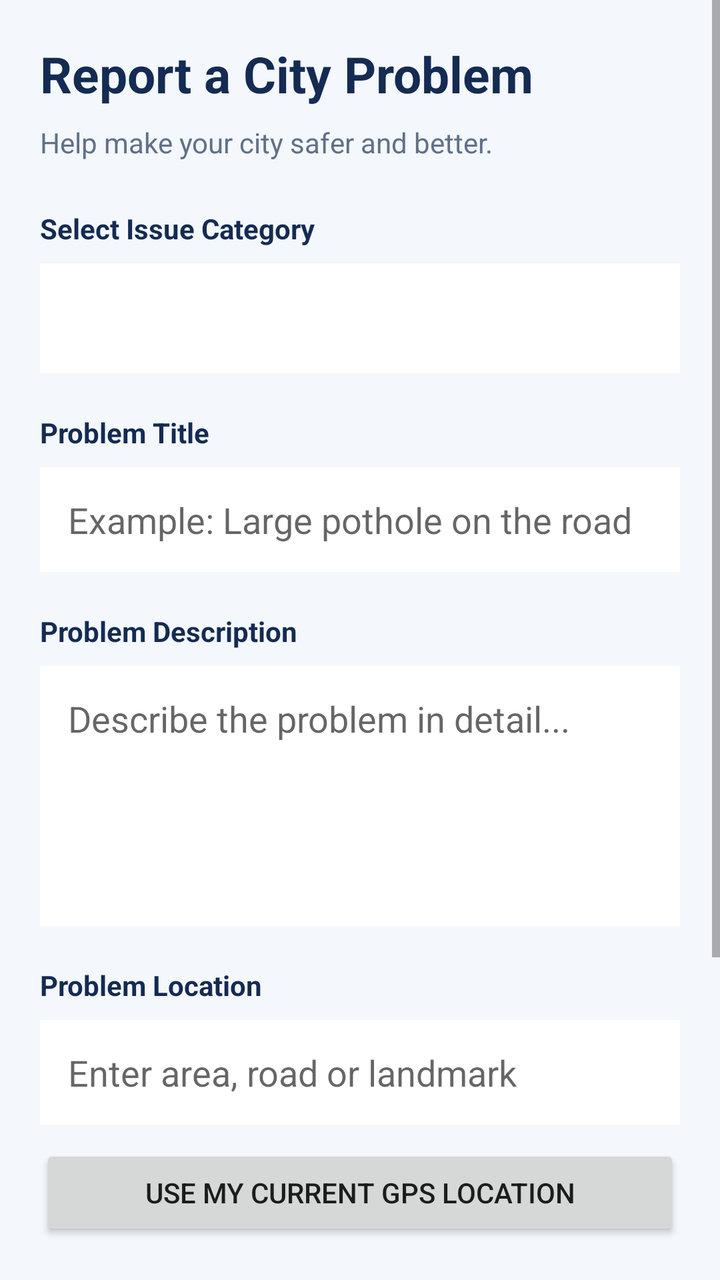
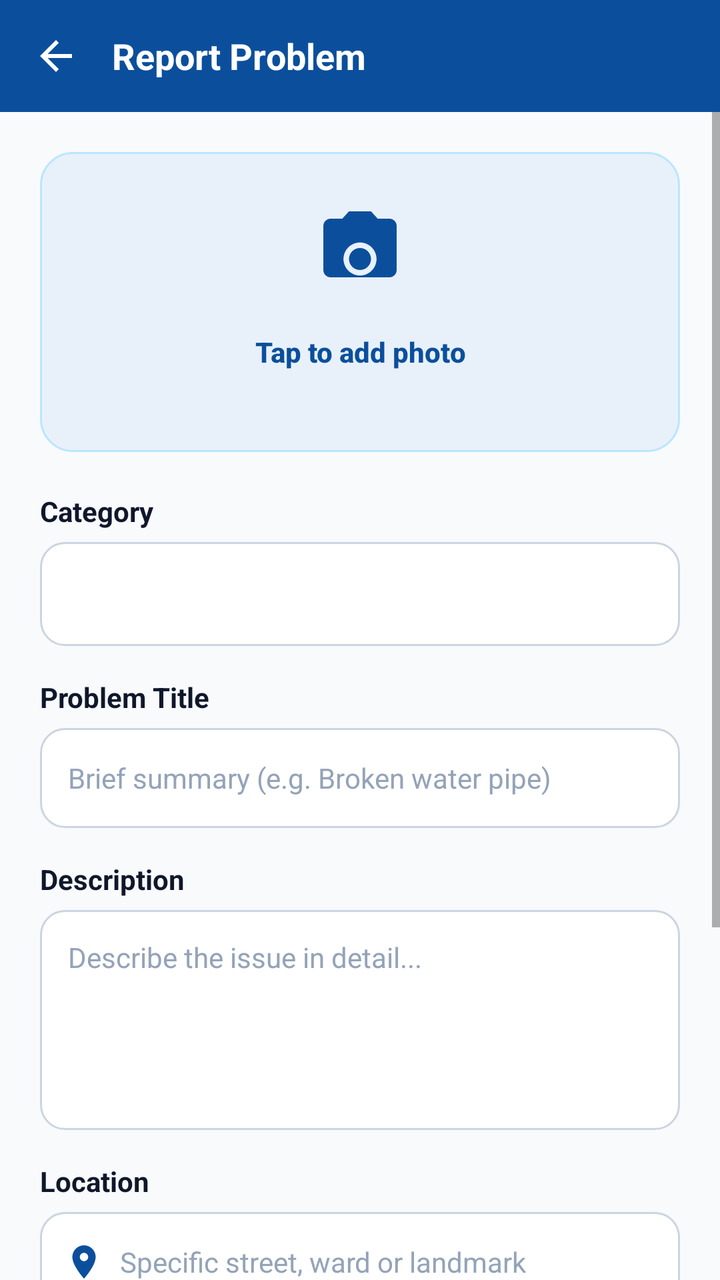

Two renders of the same Android screen: before a commit and after it. Below are the layout's source before the change and the commit's diff.
<!-- AndroidManifest.xml: application theme Theme.SPONDON -->
<!-- res/layout/activity_report_issue.xml -->
<?xml version="1.0" encoding="utf-8"?>
<ScrollView xmlns:android="http://schemas.android.com/apk/res/android"
    android:layout_width="match_parent"
    android:layout_height="match_parent"
    android:background="#F4F7FC"
    android:fillViewport="true">

    <LinearLayout
        android:layout_width="match_parent"
        android:layout_height="wrap_content"
        android:orientation="vertical"
        android:padding="20dp">

        <TextView
            android:layout_width="wrap_content"
            android:layout_height="wrap_content"
            android:text="@string/report_screen_title"
            android:textColor="#142B52"
            android:textSize="25sp"
            android:textStyle="bold" />

        <TextView
            android:layout_width="wrap_content"
            android:layout_height="wrap_content"
            android:layout_marginTop="8dp"
            android:text="@string/report_screen_subtitle"
            android:textColor="#607087"
            android:textSize="14sp" />

        <TextView
            android:layout_width="wrap_content"
            android:layout_height="wrap_content"
            android:layout_marginTop="24dp"
            android:text="@string/issue_category"
            android:textColor="#142B52"
            android:textStyle="bold" />

        <Spinner
            android:id="@+id/spIssueCategory"
            android:layout_width="match_parent"
            android:layout_height="55dp"
            android:layout_marginTop="8dp"
            android:background="#FFFFFF"
            android:padding="8dp" />

        <TextView
            android:layout_width="wrap_content"
            android:layout_height="wrap_content"
            android:layout_marginTop="20dp"
            android:text="@string/problem_title"
            android:textColor="#142B52"
            android:textStyle="bold" />

        <EditText
            android:id="@+id/etIssueTitle"
            android:layout_width="match_parent"
            android:layout_height="wrap_content"
            android:layout_marginTop="8dp"
            android:background="#FFFFFF"
            android:hint="@string/issue_title_hint"
            android:inputType="textCapSentences"
            android:padding="14dp" />

        <TextView
            android:layout_width="wrap_content"
            android:layout_height="wrap_content"
            android:layout_marginTop="20dp"
            android:text="@string/problem_description"
            android:textColor="#142B52"
            android:textStyle="bold" />

        <EditText
            android:id="@+id/etIssueDescription"
            android:layout_width="match_parent"
            android:layout_height="130dp"
            android:layout_marginTop="8dp"
            android:background="#FFFFFF"
            android:gravity="top"
            android:hint="@string/issue_description_hint"
            android:inputType="textMultiLine|textCapSentences"
            android:padding="14dp" />

        <TextView
            android:layout_width="wrap_content"
            android:layout_height="wrap_content"
            android:layout_marginTop="20dp"
            android:text="@string/issue_location"
            android:textColor="#142B52"
            android:textStyle="bold" />

        <EditText
            android:id="@+id/etIssueLocation"
            android:layout_width="match_parent"
            android:layout_height="wrap_content"
            android:layout_marginTop="8dp"
            android:background="#FFFFFF"
            android:hint="@string/issue_location_hint"
            android:inputType="textCapSentences"
            android:padding="14dp" />

        <Button
            android:id="@+id/btnGetCurrentLocation"
            android:layout_width="match_parent"
            android:layout_height="wrap_content"
            android:layout_marginTop="10dp"
            android:text="Use My Current GPS Location" />

        <TextView
            android:id="@+id/tvLocationCoordinates"
            android:layout_width="match_parent"
            android:layout_height="wrap_content"
            android:layout_marginTop="8dp"
            android:padding="8dp"
            android:text="GPS coordinates not selected"
            android:textColor="#607087"
            android:textSize="13sp" />

        <TextView
            android:layout_width="match_parent"
            android:layout_height="wrap_content"
            android:layout_marginTop="20dp"
            android:text="Attach Problem Photo"
            android:textColor="#142B52"
            android:textSize="16sp"
            android:textStyle="bold" />

        <Button
            android:id="@+id/btnChooseImage"
            android:layout_width="match_parent"
            android:layout_height="wrap_content"
            android:layout_marginTop="8dp"
            android:text="Choose Photo from Gallery" />

        <ImageView
            android:id="@+id/ivReportPreview"
            android:layout_width="match_parent"
            android:layout_height="200dp"
            android:layout_marginTop="12dp"
            android:scaleType="centerCrop"
            android:visibility="gone"
            android:contentDescription="Selected problem photo" />

        <Button
            android:id="@+id/btnSubmitReport"
            android:layout_width="match_parent"
            android:layout_height="wrap_content"
            android:layout_marginTop="28dp"
            android:text="@string/submit_report" />

    </LinearLayout>
</ScrollView>
<!-- resources referenced by this layout -->
<resources>
  <string name="issue_category">Select Issue Category</string>
  <string name="issue_description_hint">Describe the problem in detail...</string>
  <string name="issue_location">Problem Location</string>
  <string name="issue_location_hint">Enter area, road or landmark</string>
  <string name="issue_title_hint">Example: Large pothole on the road</string>
  <string name="problem_description">Problem Description</string>
  <string name="problem_title">Problem Title</string>
  <string name="report_screen_subtitle">Help make your city safer and better.</string>
  <string name="report_screen_title">Report a City Problem</string>
  <string name="submit_report">Submit Report</string>
  <style name="Theme.SPONDON" parent="Theme.AppCompat.Light.DarkActionBar">
          
          <item name="colorPrimary">@color/purple_500</item>
          <item name="colorPrimaryDark">@color/purple_700</item>
          <item name="colorAccent">@color/teal_200</item>
          
      </style>
  <color name="purple_500">#FF6200EE</color>
  <color name="purple_700">#FF3700B3</color>
  <color name="teal_200">#FF03DAC5</color>
</resources>

<!-- the commit's change to res/layout/activity_report_issue.xml (unified diff, before → after) -->
@@ -1,151 +1,253 @@
 <?xml version="1.0" encoding="utf-8"?>
-<ScrollView xmlns:android="http://schemas.android.com/apk/res/android"
+<RelativeLayout xmlns:android="http://schemas.android.com/apk/res/android"
     android:layout_width="match_parent"
     android:layout_height="match_parent"
-    android:background="#F4F7FC"
-    android:fillViewport="true">
-
+    android:background="@color/surface_background">
+
+    
     <LinearLayout
+        android:id="@+id/layoutReportHeader"
         android:layout_width="match_parent"
-        android:layout_height="wrap_content"
-        android:orientation="vertical"
-        android:padding="20dp">
+        android:layout_height="56dp"
+        android:layout_alignParentTop="true"
+        android:background="@color/primary_blue"
+        android:gravity="center_vertical"
+        android:orientation="horizontal"
+        android:paddingStart="16dp"
+        android:paddingEnd="16dp">
+
+        <ImageView
+            android:id="@+id/btnBackReport"
+            android:layout_width="24dp"
+            android:layout_height="24dp"
+            android:contentDescription="Back"
+            android:src="@drawable/ic_arrow_back_white" />
 
         <TextView
-            android:layout_width="wrap_content"
+            android:layout_width="0dp"
             android:layout_height="wrap_content"
-            android:text="@string/report_screen_title"
-            android:textColor="#142B52"
-            android:textSize="25sp"
+            android:layout_marginStart="16dp"
+            android:layout_weight="1"
+            android:text="Report Problem"
+            android:textColor="#FFFFFF"
+            android:textSize="18sp"
             android:textStyle="bold" />
-
-        <TextView
-            android:layout_width="wrap_content"
-            android:layout_height="wrap_content"
-            android:layout_marginTop="8dp"
-            android:text="@string/report_screen_subtitle"
-            android:textColor="#607087"
-            android:textSize="14sp" />
-
-        <TextView
-            android:layout_width="wrap_content"
-            android:layout_height="wrap_content"
-            android:layout_marginTop="24dp"
-            android:text="@string/issue_category"
-            android:textColor="#142B52"
-            android:textStyle="bold" />
-
-        <Spinner
-            android:id="@+id/spIssueCategory"
-            android:layout_width="match_parent"
-            android:layout_height="55dp"
-            android:layout_marginTop="8dp"
-            android:background="#FFFFFF"
-            android:padding="8dp" />
-
-        <TextView
-            android:layout_width="wrap_content"
-            android:layout_height="wrap_content"
-            android:layout_marginTop="20dp"
-            android:text="@string/problem_title"
-            android:textColor="#142B52"
-            android:textStyle="bold" />
-
-        <EditText
-            android:id="@+id/etIssueTitle"
+    </LinearLayout>
+
+    <ScrollView
+        android:layout_width="match_parent"
+        android:layout_height="match_parent"
+        android:layout_below="@id/layoutReportHeader"
+        android:fillViewport="true">
+
+        <LinearLayout
             android:layout_width="match_parent"
             android:layout_height="wrap_content"
-            android:layout_marginTop="8dp"
-            android:background="#FFFFFF"
-            android:hint="@string/issue_title_hint"
-            android:inputType="textCapSentences"
-            android:padding="14dp" />
-
-        <TextView
-            android:layout_width="wrap_content"
-            android:layout_height="wrap_content"
-            android:layout_marginTop="20dp"
-            android:text="@string/problem_description"
-            android:textColor="#142B52"
-            android:textStyle="bold" />
-
-        <EditText
-            android:id="@+id/etIssueDescription"
-            android:layout_width="match_parent"
-            android:layout_height="130dp"
-            android:layout_marginTop="8dp"
-            android:background="#FFFFFF"
-            android:gravity="top"
-            android:hint="@string/issue_description_hint"
-            android:inputType="textMultiLine|textCapSentences"
-            android:padding="14dp" />
-
-        <TextView
-            android:layout_width="wrap_content"
-            android:layout_height="wrap_content"
-            android:layout_marginTop="20dp"
-            android:text="@string/issue_location"
-            android:textColor="#142B52"
-            android:textStyle="bold" />
-
-        <EditText
-            android:id="@+id/etIssueLocation"
-            android:layout_width="match_parent"
-            android:layout_height="wrap_content"
-            android:layout_marginTop="8dp"
-            android:background="#FFFFFF"
-            android:hint="@string/issue_location_hint"
-            android:inputType="textCapSentences"
-            android:padding="14dp" />
-
-        <Button
-            android:id="@+id/btnGetCurrentLocation"
-            android:layout_width="match_parent"
-            android:layout_height="wrap_content"
-            android:layout_marginTop="10dp"
-            android:text="Use My Current GPS Location" />
-
-        <TextView
-            android:id="@+id/tvLocationCoordinates"
-            android:layout_width="match_parent"
-            android:layout_height="wrap_content"
-            android:layout_marginTop="8dp"
-            android:padding="8dp"
-            android:text="GPS coordinates not selected"
-            android:textColor="#607087"
-            android:textSize="13sp" />
-
-        <TextView
-            android:layout_width="match_parent"
-            android:layout_height="wrap_content"
-            android:layout_marginTop="20dp"
-            android:text="Attach Problem Photo"
-            android:textColor="#142B52"
-            android:textSize="16sp"
-            android:textStyle="bold" />
-
-        <Button
-            android:id="@+id/btnChooseImage"
-            android:layout_width="match_parent"
-            android:layout_height="wrap_content"
-            android:layout_marginTop="8dp"
-            android:text="Choose Photo from Gallery" />
-
-        <ImageView
-            android:id="@+id/ivReportPreview"
-            android:layout_width="match_parent"
-            android:layout_height="200dp"
-            android:layout_marginTop="12dp"
-            android:scaleType="centerCrop"
-            android:visibility="gone"
-            android:contentDescription="Selected problem photo" />
-
-        <Button
-            android:id="@+id/btnSubmitReport"
-            android:layout_width="match_parent"
-            android:layout_height="wrap_content"
-            android:layout_marginTop="28dp"
-            android:text="@string/submit_report" />
-
-    </LinearLayout>
-</ScrollView>
+            android:orientation="vertical"
+            android:padding="20dp">
+
+            
+            <LinearLayout
+                android:id="@+id/cardPhotoUpload"
+                android:layout_width="match_parent"
+                android:layout_height="150dp"
+                android:background="@drawable/bg_card_soft_blue"
+                android:clickable="true"
+                android:focusable="true"
+                android:gravity="center"
+                android:orientation="vertical"
+                android:padding="16dp">
+
+                <ImageView
+                    android:id="@+id/ivCameraIcon"
+                    android:layout_width="44dp"
+                    android:layout_height="44dp"
+                    android:contentDescription="Camera"
+                    android:src="@drawable/ic_camera_blue" />
+
+                <Button
+                    android:id="@+id/btnChooseImage"
+                    android:layout_width="wrap_content"
+                    android:layout_height="wrap_content"
+                    android:layout_marginTop="6dp"
+                    android:background="@null"
+                    android:text="Tap to add photo"
+                    android:textAllCaps="false"
+                    android:textColor="@color/primary_blue"
+                    android:textSize="14sp"
+                    android:textStyle="bold" />
+
+                
+                <ImageView
+                    android:id="@+id/ivReportPreview"
+                    android:layout_width="match_parent"
+                    android:layout_height="match_parent"
+                    android:contentDescription="Photo Preview"
+                    android:scaleType="centerCrop"
+                    android:visibility="gone" />
+            </LinearLayout>
+
+            
+            <TextView
+                android:layout_width="wrap_content"
+                android:layout_height="wrap_content"
+                android:layout_marginTop="20dp"
+                android:text="Category"
+                android:textColor="@color/text_primary"
+                android:textSize="14sp"
+                android:textStyle="bold" />
+
+            <LinearLayout
+                android:layout_width="match_parent"
+                android:layout_height="52dp"
+                android:layout_marginTop="6dp"
+                android:background="@drawable/bg_edit_text"
+                android:gravity="center_vertical"
+                android:orientation="horizontal"
+                android:paddingStart="8dp"
+                android:paddingEnd="12dp">
+
+                <Spinner
+                    android:id="@+id/spIssueCategory"
+                    android:layout_width="match_parent"
+                    android:layout_height="match_parent"
+                    android:background="@null" />
+            </LinearLayout>
+
+            
+            <TextView
+                android:layout_width="wrap_content"
+                android:layout_height="wrap_content"
+                android:layout_marginTop="16dp"
+                android:text="Problem Title"
+                android:textColor="@color/text_primary"
+                android:textSize="14sp"
+                android:textStyle="bold" />
+
+            <EditText
+                android:id="@+id/etIssueTitle"
+                android:layout_width="match_parent"
+                android:layout_height="50dp"
+                android:layout_marginTop="6dp"
+                android:background="@drawable/bg_edit_text"
+                android:hint="Brief summary (e.g. Broken water pipe)"
+                android:inputType="textCapSentences"
+                android:paddingStart="14dp"
+                android:paddingEnd="14dp"
+                android:textColor="@color/text_primary"
+                android:textColorHint="@color/text_muted"
+                android:textSize="14sp" />
+
+            
+            <TextView
+                android:layout_width="wrap_content"
+                android:layout_height="wrap_content"
+                android:layout_marginTop="16dp"
+                android:text="Description"
+                android:textColor="@color/text_primary"
+                android:textSize="14sp"
+                android:textStyle="bold" />
+
+            <EditText
+                android:id="@+id/etIssueDescription"
+                android:layout_width="match_parent"
+                android:layout_height="110dp"
+                android:layout_marginTop="6dp"
+                android:background="@drawable/bg_edit_text"
+                android:gravity="top|start"
+                android:hint="Describe the issue in detail..."
+                android:inputType="textMultiLine|textCapSentences"
+                android:padding="14dp"
+                android:textColor="@color/text_primary"
+                android:textColorHint="@color/text_muted"
+                android:textSize="14sp" />
+
+            
+            <TextView
+                android:layout_width="wrap_content"
+                android:layout_height="wrap_content"
+                android:layout_marginTop="16dp"
+                android:text="Location"
+                android:textColor="@color/text_primary"
+                android:textSize="14sp"
+                android:textStyle="bold" />
+
+            <LinearLayout
+                android:layout_width="match_parent"
+                android:layout_height="50dp"
+                android:layout_marginTop="6dp"
+                android:background="@drawable/bg_edit_text"
+                android:gravity="center_vertical"
+                android:orientation="horizontal"
+                android:paddingStart="12dp"
+                android:paddingEnd="8dp">
+
+                <ImageView
+                    android:layout_width="20dp"
+                    android:layout_height="20dp"
+                    android:contentDescription="Location Pin"
+                    android:src="@drawable/ic_location_pin_blue" />
+
+                <EditText
+                    android:id="@+id/etIssueLocation"
+                    android:layout_width="0dp"
+                    android:layout_height="match_parent"
+                    android:layout_marginStart="8dp"
+                    android:layout_weight="1"
+                    android:background="@null"
+                    android:hint="Specific street, ward or landmark"
+                    android:inputType="textCapSentences"
+                    android:textColor="@color/text_primary"
+                    android:textColorHint="@color/text_muted"
+                    android:textSize="14sp" />
+            </LinearLayout>
+
+            
+            <Button
+                android:id="@+id/btnGetCurrentLocation"
+                android:layout_width="match_parent"
+                android:layout_height="44dp"
+                android:layout_marginTop="8dp"
+                android:background="@drawable/bg_button_secondary"
+                android:text="📍  Use Current Location"
+                android:textAllCaps="false"
+                android:textColor="@color/primary_blue"
+                android:textSize="13sp"
+                android:textStyle="bold" />
+
+            <TextView
+                android:id="@+id/tvLocationCoordinates"
+                android:layout_width="match_parent"
+                android:layout_height="wrap_content"
+                android:layout_marginTop="4dp"
+                android:gravity="center"
+                android:text="GPS coordinates not selected"
+                android:textColor="@color/text_secondary"
+                android:textSize="12sp" />
+
+            
+            <Button
+                android:id="@+id/btnSubmitReport"
+                android:layout_width="match_parent"
+                android:layout_height="52dp"
+                android:layout_marginTop="22dp"
+                android:background="@drawable/bg_button_primary"
+                android:text="Submit Report"
+                android:textAllCaps="false"
+                android:textColor="#FFFFFF"
+                android:textSize="16sp"
+                android:textStyle="bold" />
+
+            
+            <ImageView
+                android:layout_width="match_parent"
+                android:layout_height="50dp"
+                android:layout_marginTop="20dp"
+                android:contentDescription="Skyline"
+                android:scaleType="fitXY"
+                android:src="@drawable/bg_city_skyline_vector" />
+
+        </LinearLayout>
+    </ScrollView>
+
+</RelativeLayout>
<!-- resource entries referenced after the edit -->
@@ -1,24 +1,117 @@
 <!-- resources referenced by this layout -->
 <resources>
-  <string name="issue_category">Select Issue Category</string>
-  <string name="issue_description_hint">Describe the problem in detail...</string>
-  <string name="issue_location">Problem Location</string>
-  <string name="issue_location_hint">Enter area, road or landmark</string>
-  <string name="issue_title_hint">Example: Large pothole on the road</string>
-  <string name="problem_description">Problem Description</string>
-  <string name="problem_title">Problem Title</string>
-  <string name="report_screen_subtitle">Help make your city safer and better.</string>
-  <string name="report_screen_title">Report a City Problem</string>
-  <string name="submit_report">Submit Report</string>
-  <style name="Theme.SPONDON" parent="Theme.AppCompat.Light.DarkActionBar">
+  <color name="primary_blue">#0B4F9C</color>
+  <color name="surface_background">#F8FAFC</color>
+  <color name="text_muted">#94A3B8</color>
+  <color name="text_primary">#0F172A</color>
+  <color name="text_secondary">#475569</color>
+  <!-- drawable bg_button_primary (drawable) -->
+  <?xml version="1.0" encoding="utf-8"?>
+  <ripple xmlns:android="http://schemas.android.com/apk/res/android"
+      android:color="#33FFFFFF">
+      <item>
+          <shape android:shape="rectangle">
+              <solid android:color="@color/primary_blue" />
+              <corners android:radius="14dp" />
+          </shape>
+      </item>
+  </ripple>
+  <!-- drawable bg_button_secondary (drawable) -->
+  <?xml version="1.0" encoding="utf-8"?>
+  <ripple xmlns:android="http://schemas.android.com/apk/res/android"
+      android:color="#1A0B4F9C">
+      <item>
+          <shape android:shape="rectangle">
+              <solid android:color="#F1F5F9" />
+              <stroke android:width="1dp" android:color="#CBD5E1" />
+              <corners android:radius="14dp" />
+          </shape>
+      </item>
+  </ripple>
+  <!-- drawable bg_card_soft_blue (drawable) -->
+  <?xml version="1.0" encoding="utf-8"?>
+  <shape xmlns:android="http://schemas.android.com/apk/res/android"
+      android:shape="rectangle">
+      <solid android:color="@color/primary_blue_light" />
+      <stroke android:width="1dp" android:color="#BAE6FD" />
+      <corners android:radius="16dp" />
+  </shape>
+  <!-- drawable bg_city_skyline_vector (drawable) -->
+  <vector xmlns:android="http://schemas.android.com/apk/res/android"
+      android:width="360dp"
+      android:height="60dp"
+      android:viewportWidth="360"
+      android:viewportHeight="60">
+      
+      <path
+          android:fillColor="#E0F2FE"
+          android:pathData="M0,52 L360,52 L360,60 L0,60 Z" />
+  
+      
+      <path
+          android:fillColor="#BAE6FD"
+          android:pathData="M15,28 L30,28 L30,52 L15,52 Z M35,20 L48,20 L48,52 L35,52 Z M70,25 L85,25 L85,52 L70,52 Z M120,18 L138,18 L138,52 L120,52 Z M175,22 L192,22 L192,52 L175,52 Z M230,16 L248,16 L248,52 L230,52 Z M285,24 L302,24 L302,52 L285,52 Z M325,18 L345,18 L345,52 L325,52 Z" />
+  
+      
+      <path
+          android:fillColor="#7DD3FC"
+          android:pathData="M5,35 L20,35 L20,52 L5,52 Z M55,30 L68,30 L68,52 L55,52 Z M92,26 L108,18 L114,26 L114,52 L92,52 Z M145,28 L160,28 L160,52 L145,52 Z M200,32 L215,32 L215,52 L200,52 Z M255,25 L265,16 L275,25 L275,52 L255,52 Z M310,30 L322,30 L322,52 L310,52 Z" />
+  
+      
+      <path
+          android:strokeColor="#38BDF8"
+          android:strokeWidth="1.5"
+          android:pathData="M130,52 Q150,32 170,52 M170,52 Q190,32 210,52" />
+  </vector>
+  <!-- drawable bg_edit_text (drawable) -->
+  <?xml version="1.0" encoding="utf-8"?>
+  <shape xmlns:android="http://schemas.android.com/apk/res/android"
+      android:shape="rectangle">
+      <solid android:color="@color/surface_white" />
+      <stroke android:width="1dp" android:color="#CBD5E1" />
+      <corners android:radius="12dp" />
+  </shape>
+  <!-- drawable ic_arrow_back_white (drawable) -->
+  <vector xmlns:android="http://schemas.android.com/apk/res/android"
+      android:width="24dp"
+      android:height="24dp"
+      android:viewportWidth="24"
+      android:viewportHeight="24">
+      <path
+          android:fillColor="#FFFFFF"
+          android:pathData="M20,11 L7.83,11 L13.42,5.41 L12,4 L4,12 L12,20 L13.41,18.59 L7.83,13 L20,13 Z" />
+  </vector>
+  <!-- drawable ic_camera_blue (drawable) -->
+  <vector xmlns:android="http://schemas.android.com/apk/res/android"
+      android:width="36dp"
+      android:height="36dp"
+      android:viewportWidth="24"
+      android:viewportHeight="24">
+      <path
+          android:fillColor="#0B4F9C"
+          android:pathData="M12,12 C13.66,12 15,13.34 15,15 C15,16.66 13.66,18 12,18 C10.34,18 9,16.66 9,15 C9,13.34 10.34,12 12,12 Z M9,2 L7.17,4 L4,4 C2.9,4 2,4.9 2,6 L2,18 C2,19.1 2.9,20 4,20 L20,20 C21.1,20 22,19.1 22,18 L22,6 C22,4.9 21.1,4 20,4 L16.83,4 L15,2 L9,2 Z M12,19.5 C9.51,19.5 7.5,17.49 7.5,15 C7.5,12.51 9.51,10.5 12,10.5 C14.49,10.5 16.5,12.51 16.5,15 C16.5,17.49 14.49,19.5 12,19.5 Z" />
+  </vector>
+  <!-- drawable ic_location_pin_blue (drawable) -->
+  <vector xmlns:android="http://schemas.android.com/apk/res/android"
+      android:width="24dp"
+      android:height="24dp"
+      android:viewportWidth="24"
+      android:viewportHeight="24">
+      <path
+          android:fillColor="#0B4F9C"
+          android:pathData="M12,2 C8.13,2 5,5.13 5,9 C5,14.25 12,22 12,22 C12,22 19,14.25 19,9 C19,5.13 15.87,2 12,2 Z M12,11.5 C10.62,11.5 9.5,10.38 9.5,9 C9.5,7.62 10.62,6.5 12,6.5 C13.38,6.5 14.5,7.62 14.5,9 C14.5,10.38 13.38,11.5 12,11.5 Z" />
+  </vector>
+  <style name="Theme.SPONDON" parent="Theme.AppCompat.Light.NoActionBar">
           
-          <item name="colorPrimary">@color/purple_500</item>
-          <item name="colorPrimaryDark">@color/purple_700</item>
-          <item name="colorAccent">@color/teal_200</item>
-          
+          <item name="colorPrimary">@color/primary_blue</item>
+          <item name="colorPrimaryDark">@color/primary_blue_dark</item>
+          <item name="colorAccent">@color/accent_cyan</item>
+          <item name="android:windowBackground">@color/surface_background</item>
+          <item name="android:statusBarColor">@color/primary_blue_dark</item>
       </style>
-  <color name="purple_500">#FF6200EE</color>
-  <color name="purple_700">#FF3700B3</color>
-  <color name="teal_200">#FF03DAC5</color>
+  <color name="primary_blue_light">#E8F1FA</color>
+  <color name="surface_white">#FFFFFF</color>
+  <color name="primary_blue_dark">#083B75</color>
+  <color name="accent_cyan">#00B4D8</color>
 </resources>
 
